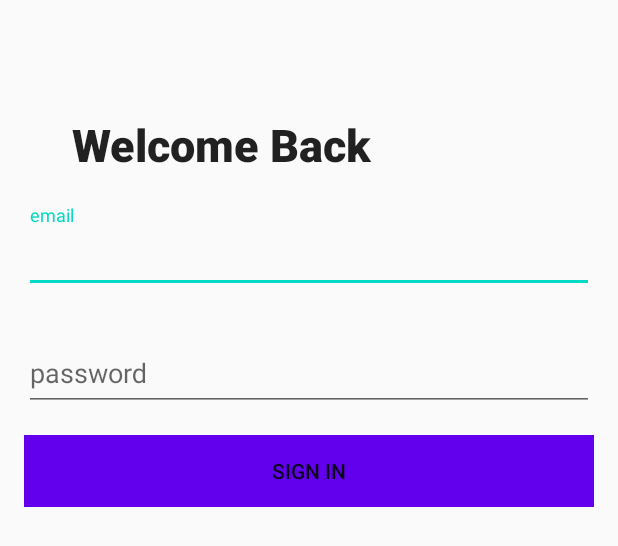
After one commit to mrabelwahed/HelloFresh-Challenge, an Android app: the layout activity_login.xml on its own in the app's theme, with its tools: preview values and no code run, on a phone screen of 412 x 824 dp. The commit adds this screen. Shown: the top 546 px of the screen. Run offline under Robolectric (Android 15) with nearby library versions, the phone set to English and light mode, and no system bars.

Commit message:
add login feature

```diff
--- a/app/build.gradle
+++ b/app/build.gradle
@@ -32,6 +32,7 @@ dependencies {
     implementation fileTree(dir: 'libs', include: ['*.jar'])
     // project libs
     implementation Libs.glide
+    implementation Libs.material
 
     annotationProcessor Libs.glideCompiler
     implementation Libs.kotlinStdLib
--- a/app/src/main/AndroidManifest.xml
+++ b/app/src/main/AndroidManifest.xml
@@ -12,8 +12,9 @@
         android:roundIcon="@mipmap/ic_launcher_round"
         android:supportsRtl="true"
         android:theme="@style/AppTheme">
-        <activity android:name=".ui.features.recipedetails.view.RecipeDetailsActivity"></activity>
-        <activity android:name=".ui.features.recipes.view.RecipesActivity">
+        <activity android:name=".ui.features.recipes.view.RecipesActivity"></activity>
+        <activity android:name=".ui.features.recipedetails.view.RecipeDetailsActivity" />
+        <activity android:name=".ui.features.login.view.LoginActivity">
             <intent-filter>
                 <action android:name="android.intent.action.MAIN" />
 
--- /dev/null
+++ b/app/src/main/res/layout/activity_login.xml
@@ -0,0 +1,81 @@
+<?xml version="1.0" encoding="utf-8"?>
+<androidx.constraintlayout.widget.ConstraintLayout xmlns:android="http://schemas.android.com/apk/res/android"
+    xmlns:app="http://schemas.android.com/apk/res-auto"
+    android:id="@+id/loginView"
+    android:layout_width="match_parent"
+    android:layout_height="match_parent"
+    android:padding="16dp"
+    android:orientation="vertical">
+
+
+    <TextView
+        android:id="@+id/welcomeText"
+        style="@style/TextAppearance.AppCompat.Title"
+        android:layout_width="wrap_content"
+        android:layout_height="wrap_content"
+        android:layout_marginStart="32dp"
+        android:layout_marginLeft="32dp"
+        android:layout_marginTop="60dp"
+        android:text="@string/welcome_back"
+        android:textSize="30sp"
+        android:textStyle="bold"
+        app:layout_constraintStart_toStartOf="parent"
+        app:layout_constraintTop_toTopOf="parent" />
+
+
+    <com.google.android.material.textfield.TextInputLayout
+        android:id="@+id/emailInputLayout"
+        android:layout_width="match_parent"
+        android:layout_height="wrap_content"
+        app:layout_constraintLeft_toLeftOf="parent"
+        app:layout_constraintRight_toRightOf="parent"
+        app:layout_constraintTop_toBottomOf="@id/welcomeText"
+        android:layout_marginTop="20dp"
+        android:hint="@string/email">
+
+        <EditText
+            android:id="@+id/emailInput"
+            android:layout_width="match_parent"
+            android:layout_height="48dp"
+            android:maxLines="1"
+            android:inputType="textEmailAddress" />
+
+    </com.google.android.material.textfield.TextInputLayout>
+
+    <com.google.android.material.textfield.TextInputLayout
+        android:id="@+id/passwordInputLayout"
+        android:layout_width="match_parent"
+        android:layout_height="wrap_content"
+        android:layout_marginTop="20dp"
+        android:hint="@string/password"
+        app:layout_constraintLeft_toLeftOf="parent"
+        app:layout_constraintRight_toRightOf="parent"
+        app:layout_constraintTop_toBottomOf="@id/emailInputLayout">
+
+        <EditText
+            android:id="@+id/passwordInput"
+            android:layout_width="match_parent"
+            android:layout_height="48dp"
+            android:maxLines="1"
+            android:inputType="textPassword" />
+
+    </com.google.android.material.textfield.TextInputLayout>
+
+
+  <com.google.android.material.button.MaterialButton
+      android:id="@+id/loginBtn"
+      style="@style/Widget.AppCompat.Button.Borderless"
+      android:layout_width="match_parent"
+      android:layout_height="wrap_content"
+      android:layout_marginTop="16dp"
+      android:text="@string/sign_in"
+      android:background="@color/colorAccent"
+      app:layout_constraintStart_toStartOf="parent"
+      app:layout_constraintEnd_toEndOf="parent"
+      app:layout_constraintTop_toBottomOf="@id/passwordInputLayout"
+      />
+
+
+
+
+</androidx.constraintlayout.widget.ConstraintLayout>
--- a/app/src/main/res/values/strings.xml
+++ b/app/src/main/res/values/strings.xml
@@ -1,4 +1,8 @@
 <resources>
     <string name="app_name">HelloFresh</string>
     <string name="error_text">No available Recipes!</string>
+    <string name="welcome_back">Welcome Back</string>
+    <string name="sign_in">Sign In</string>
+    <string name="email">email</string>
+    <string name="password">password</string>
 </resources>
--- a/buildSrc/src/main/java/Dependencies.kt
+++ b/buildSrc/src/main/java/Dependencies.kt
@@ -29,6 +29,7 @@ object Versions {
     const val JUNIT_EXT_VER = "1.1.0"
     const val MOCKITO = "3.3.1"
     const val RX_IDLER = "0.10.0"
+    val MATERIAL_VERSION = "1.0.0"
     const val  ROOM_VER = "2.2.5"
 }
 
@@ -66,6 +67,7 @@ object Libs {
     val room = "androidx.room:room-runtime:$ROOM_VER"
     val roomCompiler = "androidx.room:room-compiler:$ROOM_VER"
     val rxRoom = "androidx.room:room-rxjava2:$ROOM_VER"
+    val material = "com.google.android.material:material:${Versions.MATERIAL_VERSION}"
 }
 
 object TestLibs {
```
Also changed, not shown: app/src/main/java/com/ramadan/app/di/component/LoginActivityComponent.kt (added, +22 -0 lines), app/src/main/java/com/ramadan/app/di/module/LoginVmModule.kt (added, +18 -0 lines), app/src/main/java/com/ramadan/app/di/module/UserRepositoryModule.kt (added, +17 -0 lines), app/src/main/java/com/ramadan/app/state/SingleLiveEvent.java (added, +62 -0 lines), app/src/main/java/com/ramadan/app/ui/features/login/view/LoginActivity.kt (added, +94 -0 lines), app/src/main/java/com/ramadan/app/ui/features/login/viewmodel/LoginViewModel.kt (added, +40 -0 lines), data/src/main/java/com/ramadan/data/repository/UserRepositoryImpl.kt (added, +16 -0 lines), domain/src/main/java/com/ramadan/domain/interactor/LoginUser.kt (added, +25 -0 lines), domain/src/main/java/com/ramadan/domain/repository/UserRepository.kt (added, +7 -0 lines), 36 other files.
